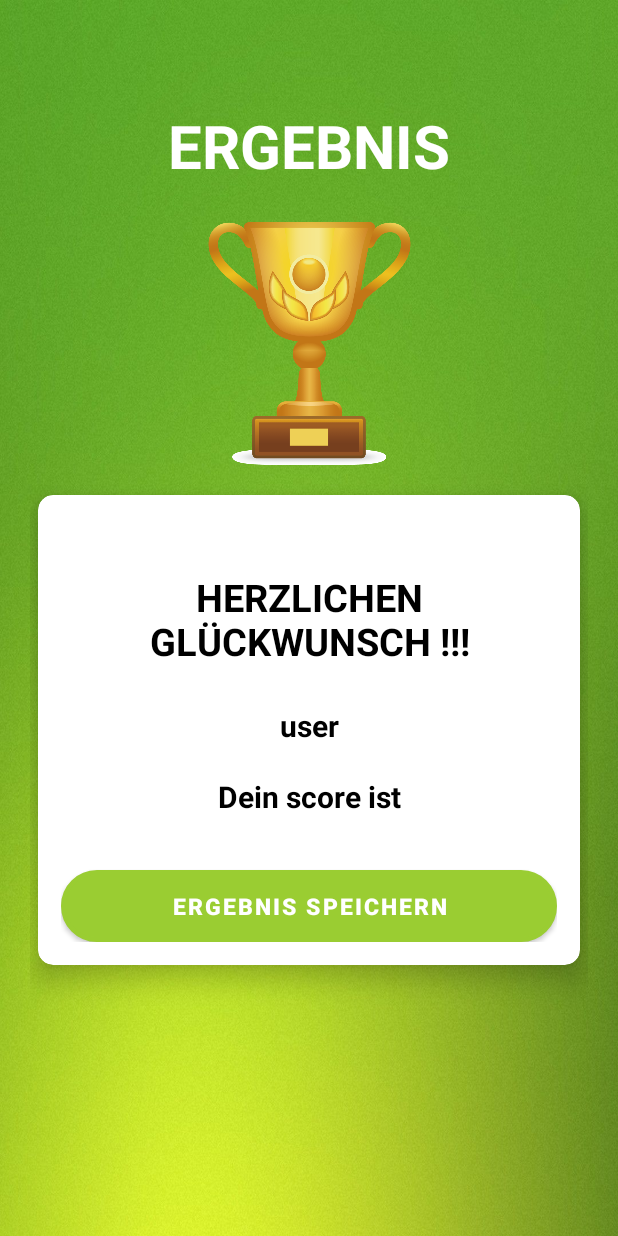
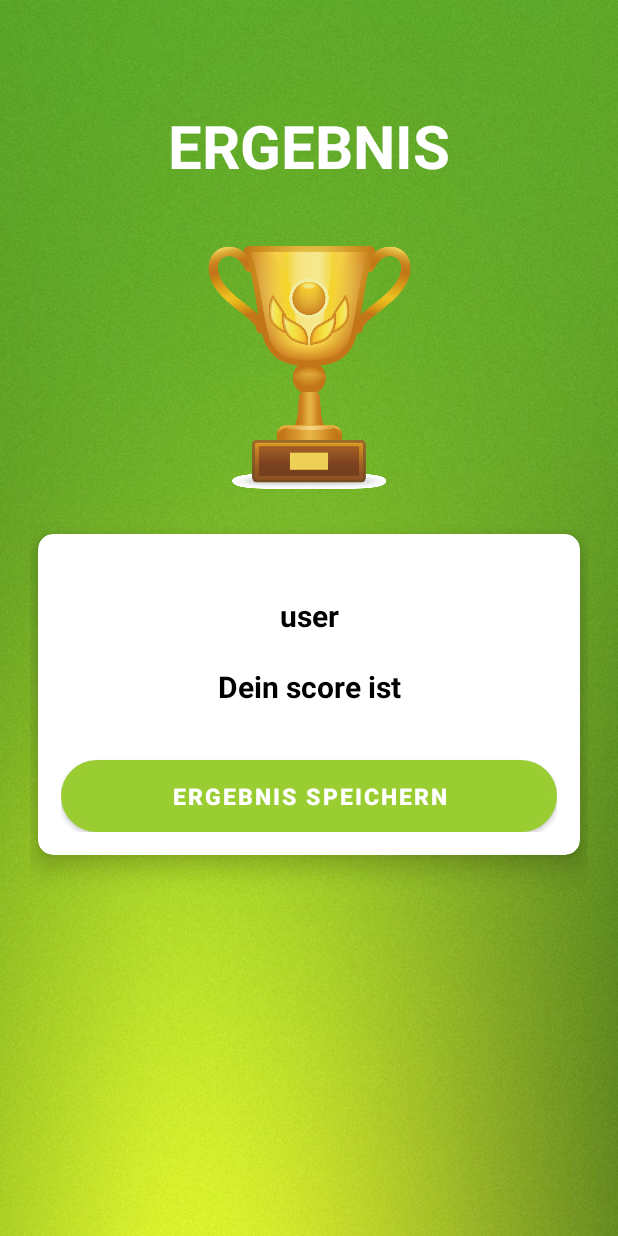
Before and after one commit to WxExLGHTZ/Kotlin_Quiz_App, an Android app: the layout fragment_result.xml on its own in the app's theme, with its tools: preview values and no code run, on a phone screen of 412 x 824 dp. Run offline under Robolectric (Android 15) with nearby library versions, the phone set to English and light mode, and no system bars.

Commit message:
minor fixes

```diff
--- a/app/src/main/java/de/htw_berlin/quiz/fragments/result/ResultFragment.kt
+++ b/app/src/main/java/de/htw_berlin/quiz/fragments/result/ResultFragment.kt
@@ -80,6 +80,7 @@ class ResultFragment : Fragment() {
 
                 Toast.makeText(activity,"Ergebnis nicht gespeichert !", Toast.LENGTH_SHORT).show()
 
+
                 /**
                 * navigate to title fragmet
                  **/
--- a/app/src/main/java/de/htw_berlin/quiz/fragments/result/ResultViewModel.kt
+++ b/app/src/main/java/de/htw_berlin/quiz/fragments/result/ResultViewModel.kt
@@ -60,7 +60,7 @@ class ResultViewModel(rname: String, rscore: Int, val database: userDao,applicat
         }
         else
         {
-            Toast.makeText(getApplication(),"Keine Punkte erreicht !", Toast.LENGTH_SHORT).show()
+            Toast.makeText(getApplication(),"Keine Punkte erreicht !\nErgebnis nicht gespeichert !", Toast.LENGTH_SHORT).show()
         }
 
 
--- a/app/src/main/res/layout/fragment_result.xml
+++ b/app/src/main/res/layout/fragment_result.xml
@@ -39,7 +39,7 @@
             android:layout_width="226dp"
             android:layout_height="162dp"
             android:layout_marginStart="50dp"
-            android:layout_marginTop="24dp"
+            android:layout_marginTop="40dp"
             android:layout_marginEnd="50dp"
             android:contentDescription="image"
             android:src="@drawable/trophy"
@@ -54,7 +54,7 @@
             android:layout_height="wrap_content"
             app:layout_constraintTop_toBottomOf="@+id/image_view_trophy"
             android:layout_marginLeft="5dp"
-            android:layout_marginTop="20dp"
+            android:layout_marginTop="30dp"
             android:layout_marginRight="5dp"
             android:layout_marginBottom="20dp"
             app:cardBackgroundColor="@color/white"
@@ -69,16 +69,6 @@
 
 
 
-                <TextView
-                    android:id="@+id/text_view_cong"
-                    android:layout_width="match_parent"
-                    android:layout_height="wrap_content"
-                    android:layout_marginTop="35dp"
-                    android:gravity="center"
-                    android:text="HERZLICHEN GLÜCKWUNSCH !!!"
-                    android:textColor="@color/black"
-                    android:textSize="25sp"
-                    android:textStyle="bold"></TextView>
 
 
                 <TextView
```
